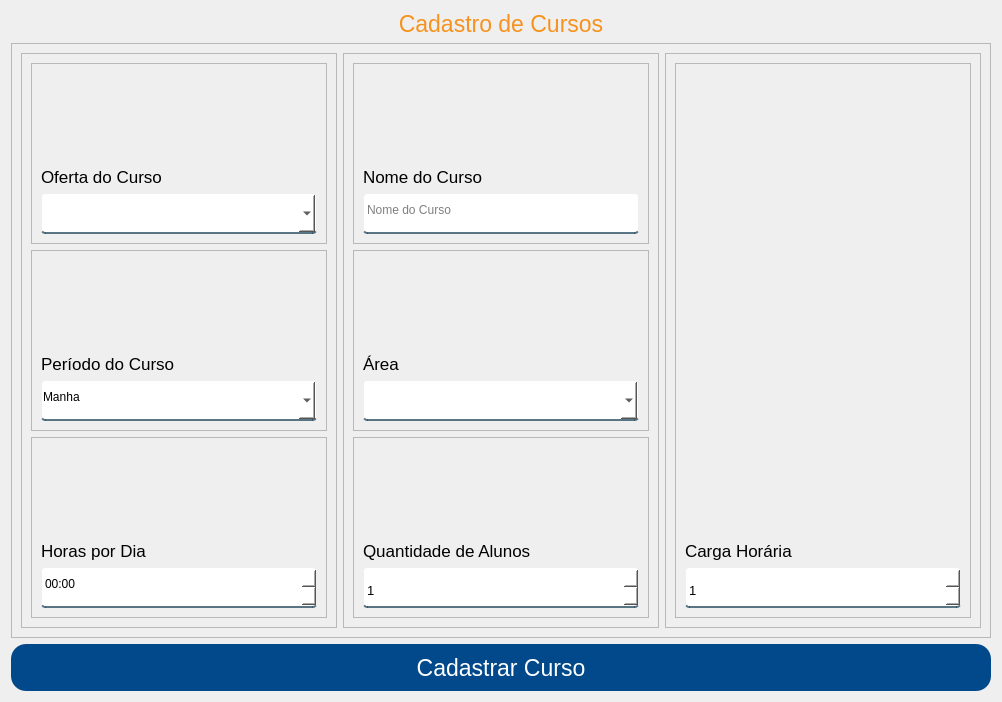
First picture: the form in App/view/ui/cadastroCurso.ui, repository Senac-SOR-ADS/Mapa-de-Sala, before the edit.
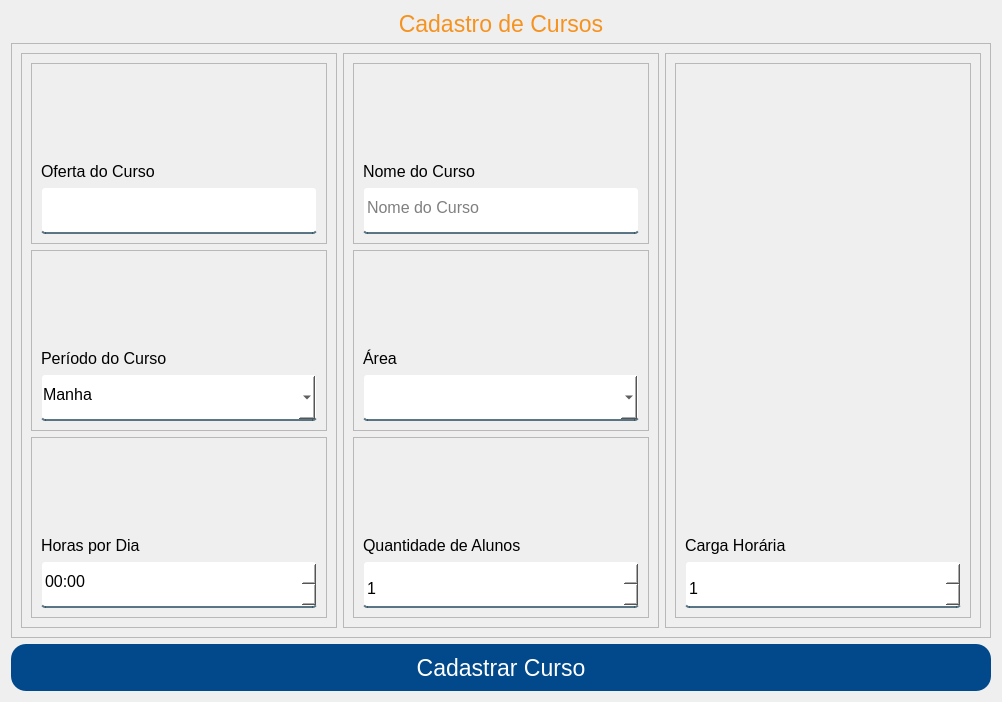
Second picture: the form after the edit.

What changed in the file:
```diff
--- a/App/view/ui/cadastroCurso.ui
+++ b/App/view/ui/cadastroCurso.ui
@@ -129,7 +129,7 @@
              <widget class="QLabel" name="label_4">
               <property name="font">
                <font>
-                <pointsize>13</pointsize>
+                <pointsize>12</pointsize>
                </font>
               </property>
               <property name="text">
@@ -141,25 +141,13 @@
              </widget>
             </item>
             <item>
-             <widget class="QComboBox" name="ofertaCurso">
-              <property name="sizePolicy">
-               <sizepolicy hsizetype="Expanding" vsizetype="Fixed">
-                <horstretch>0</horstretch>
-                <verstretch>0</verstretch>
-               </sizepolicy>
-              </property>
+             <widget class="QLineEdit" name="ofertaCurso">
               <property name="minimumSize">
                <size>
                 <width>0</width>
-                <height>41</height>
+                <height>47</height>
                </size>
               </property>
-              <property name="cursor">
-               <cursorShape>PointingHandCursor</cursorShape>
-              </property>
-              <property name="editable">
-               <bool>true</bool>
-              </property>
              </widget>
             </item>
            </layout>
@@ -184,7 +172,7 @@
              <widget class="QLabel" name="label_7">
               <property name="font">
                <font>
-                <pointsize>13</pointsize>
+                <pointsize>12</pointsize>
                </font>
               </property>
               <property name="text">
@@ -206,9 +194,14 @@
               <property name="minimumSize">
                <size>
                 <width>0</width>
-                <height>41</height>
+                <height>47</height>
                </size>
               </property>
+              <property name="font">
+               <font>
+                <pointsize>12</pointsize>
+               </font>
+              </property>
               <property name="cursor">
                <cursorShape>PointingHandCursor</cursorShape>
               </property>
@@ -254,7 +247,7 @@
              <widget class="QLabel" name="label_6">
               <property name="font">
                <font>
-                <pointsize>13</pointsize>
+                <pointsize>12</pointsize>
                </font>
               </property>
               <property name="text">
@@ -276,9 +269,14 @@
               <property name="minimumSize">
                <size>
                 <width>0</width>
-                <height>41</height>
+                <height>47</height>
                </size>
               </property>
+              <property name="font">
+               <font>
+                <pointsize>12</pointsize>
+               </font>
+              </property>
               <property name="time">
                <time>
                 <hour>0</hour>
@@ -334,7 +332,7 @@
              <widget class="QLabel" name="label_2">
               <property name="font">
                <font>
-                <pointsize>13</pointsize>
+                <pointsize>12</pointsize>
                </font>
               </property>
               <property name="text">
@@ -350,9 +348,14 @@
               <property name="minimumSize">
                <size>
                 <width>0</width>
-                <height>41</height>
+                <height>47</height>
                </size>
               </property>
+              <property name="font">
+               <font>
+                <pointsize>12</pointsize>
+               </font>
+              </property>
               <property name="placeholderText">
                <string>Nome do Curso</string>
               </property>
@@ -380,7 +383,7 @@
              <widget class="QLabel" name="label_8">
               <property name="font">
                <font>
-                <pointsize>13</pointsize>
+                <pointsize>12</pointsize>
                </font>
               </property>
               <property name="text">
@@ -402,9 +405,14 @@
               <property name="minimumSize">
                <size>
                 <width>0</width>
-                <height>41</height>
+                <height>47</height>
                </size>
               </property>
+              <property name="font">
+               <font>
+                <pointsize>12</pointsize>
+               </font>
+              </property>
               <property name="cursor">
                <cursorShape>PointingHandCursor</cursorShape>
               </property>
@@ -435,7 +443,7 @@
              <widget class="QLabel" name="label_5">
               <property name="font">
                <font>
-                <pointsize>13</pointsize>
+                <pointsize>12</pointsize>
                </font>
               </property>
               <property name="text">
@@ -457,12 +465,12 @@
               <property name="minimumSize">
                <size>
                 <width>0</width>
-                <height>41</height>
+                <height>47</height>
                </size>
               </property>
               <property name="font">
                <font>
-                <pointsize>10</pointsize>
+                <pointsize>12</pointsize>
                </font>
               </property>
               <property name="cursor">
@@ -516,7 +524,7 @@
              <widget class="QLabel" name="label_3">
               <property name="font">
                <font>
-                <pointsize>13</pointsize>
+                <pointsize>12</pointsize>
                </font>
               </property>
               <property name="text">
@@ -538,12 +546,12 @@
               <property name="minimumSize">
                <size>
                 <width>0</width>
-                <height>41</height>
+                <height>47</height>
                </size>
               </property>
               <property name="font">
                <font>
-                <pointsize>10</pointsize>
+                <pointsize>12</pointsize>
                </font>
               </property>
               <property name="cursor">
```
Left out of the diff: 1 changed line with no effect on the pictures.
